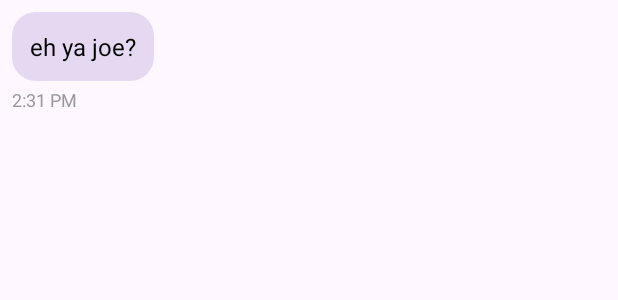
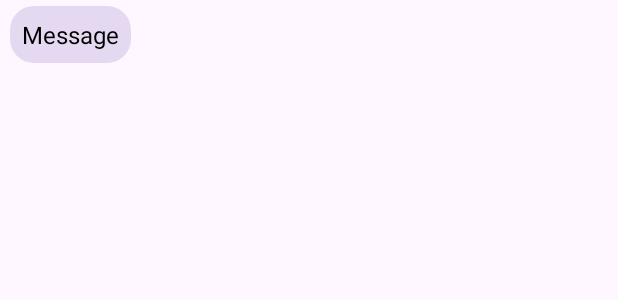
Before and after one commit to rabeeiiii/qchat1, an Android app: the layout item_chat_bubble.xml on its own in the app's theme, with its tools: preview values and no code run, on a phone screen of 412 x 824 dp. Shown: the top 300 px of the screen. Run offline under Robolectric (Android 15) with nearby library versions, the light colour scheme and no system bars.

Commit message:
chat bubble sent and recieve

```diff
--- a/app/src/main/java/com/example/qchat/chatActivity.kt
+++ b/app/src/main/java/com/example/qchat/chatActivity.kt
@@ -13,9 +13,9 @@ class chatActivity : AppCompatActivity() {
 
         val chatList = listOf(
             ChatMessage("Hi", "2:31 PM", true),
-            ChatMessage("I like the UI", "2:31 PM", true),
-            ChatMessage("Ah gameel awy", "2:31 PM", false),
-            ChatMessage("Eh ya joe?", "3:01 PM", false)
+            ChatMessage("Eh ya joe?", "2:31 PM", false),
+            ChatMessage("i Like the UI", "2:31 PM", true),
+            ChatMessage("Ah gameel awy", "3:01 PM", false)
         )
 
         val recyclerView = findViewById<RecyclerView>(R.id.recyclerView_chat)
--- /dev/null
+++ b/app/src/main/res/drawable/bg_chat_bubble_received.xml
@@ -0,0 +1,5 @@
+<shape xmlns:android="http://schemas.android.com/apk/res/android">
+    <solid android:color="#FFFFFF" />
+    <corners android:radius="16dp" />
+    <padding android:bottom="8dp" android:left="12dp" android:right="12dp" android:top="8dp" />
+</shape>
--- /dev/null
+++ b/app/src/main/res/drawable/bg_chat_bubble_sent.xml
@@ -0,0 +1,5 @@
+<shape xmlns:android="http://schemas.android.com/apk/res/android">
+    <solid android:color="#E5D9F2" />
+    <corners android:radius="16dp" />
+    <padding android:bottom="8dp" android:left="12dp" android:right="12dp" android:top="8dp" />
+</shape>
--- a/app/src/main/res/layout/item_chat_bubble.xml
+++ b/app/src/main/res/layout/item_chat_bubble.xml
@@ -3,29 +3,34 @@
     xmlns:app="http://schemas.android.com/apk/res-auto"
     android:layout_width="match_parent"
     android:layout_height="wrap_content"
-    android:padding="8dp">
+    android:padding="4dp">
 
     <TextView
         android:id="@+id/textView_message"
         android:layout_width="wrap_content"
         android:layout_height="wrap_content"
         android:background="@drawable/bg_chat_bubble"
-        android:padding="12dp"
-        android:text="eh ya joe?"
+        android:padding="8dp"
+        android:text="Message"
         android:textColor="#000000"
         android:textSize="16sp"
+        app:layout_constraintBottom_toBottomOf="parent"
+        app:layout_constraintEnd_toEndOf="parent"
+        app:layout_constraintHorizontal_bias="0.009"
         app:layout_constraintStart_toStartOf="parent"
-        app:layout_constraintTop_toTopOf="parent" />
+        app:layout_constraintTop_toTopOf="parent"
+        app:layout_constraintVertical_bias="1.0" />
 
     <TextView
         android:id="@+id/textView_timestamp"
         android:layout_width="wrap_content"
         android:layout_height="wrap_content"
-        android:layout_marginTop="4dp"
-        android:text="2:31 PM"
+        android:layout_marginTop="2dp"
+        android:text="Timestamp"
         android:textColor="#999999"
         android:textSize="12sp"
-        app:layout_constraintStart_toStartOf="parent"
-        app:layout_constraintTop_toBottomOf="@id/textView_message" />
+        app:layout_constraintTop_toBottomOf="@id/textView_message"
+        app:layout_constraintStart_toStartOf="@id/textView_message"
+        app:layout_constraintEnd_toEndOf="@id/textView_message" />
 
 </androidx.constraintlayout.widget.ConstraintLayout>
```
Also changed, not shown: app/src/main/AndroidManifest.xml (+10 -1 lines), app/src/main/java/com/example/qchat/adapter/chatAdapter.kt (+24 -5 lines), app/src/main/res/layout/activity_chat.xml (+5 -5 lines).
